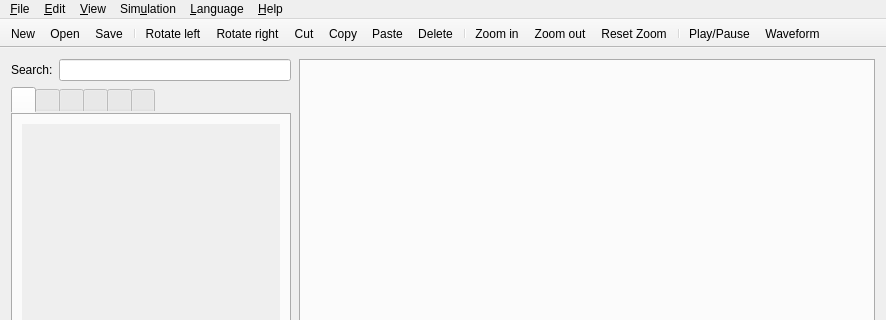
Before: the Qt Designer form app/mainwindow.ui in GIBIS-UNIFESP/wiRedPanda, drawn with Qt 5; both pictures show x 0 to 886 and y 0 to 320 of the 886 by 765 pixel window.
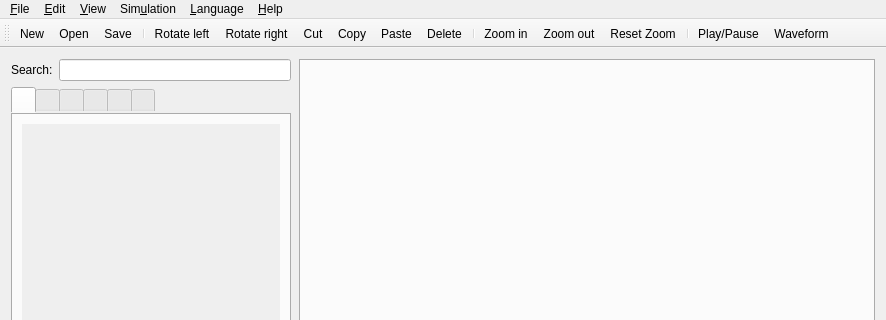
After: the same form once the commit is applied. Icons and pictures are not drawn. Custom widgets are drawn as their Qt base class.

Commit message: Allow moving toolbar

What changed in the file:
```diff
--- a/app/mainwindow.ui
+++ b/app/mainwindow.ui
@@ -500,9 +500,6 @@
    <property name="contextMenuPolicy">
     <enum>Qt::PreventContextMenu</enum>
    </property>
-   <property name="movable">
-    <bool>false</bool>
-   </property>
    <property name="toolButtonStyle">
     <enum>Qt::ToolButtonFollowStyle</enum>
    </property>
```
Left out of the diff: 3 changed lines with no effect on the pictures.
